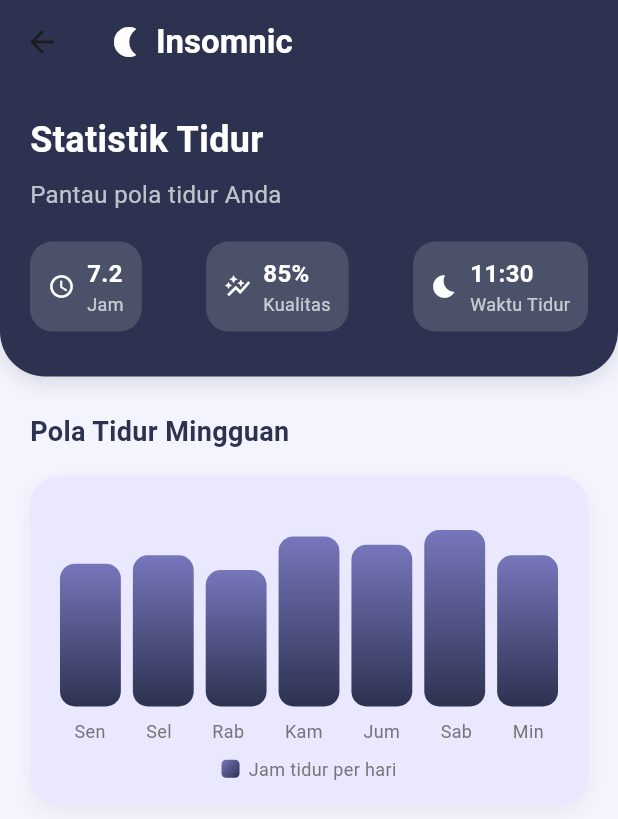
After one commit to riziqhilmi/Insomnia-Mobile, a Flutter app: the HomePage screen opened directly, after a tap on "Statistik", on a phone screen of 412 x 824 dp. The commit adds this screen. Shown: the top 819 px of the screen. Run offline on Flutter 3.47's test engine with Material 3 defaults, Android fonts, the phone set to English and light mode, and no system bars; our stand-ins replace animated_background, get, google_fonts; Roboto replaces fonts that are missing (Montserrat).

Commit message:
add statistik

```diff
--- a/lib/page/home_page.dart
+++ b/lib/page/home_page.dart
@@ -3,6 +3,7 @@ import '../page/profile_page.dart';
 import 'education_page.dart';
 import 'prediski_page.dart';
 import 'package:get/get.dart';
+import '../page/statistik_page.dart';
 
 class HomePage extends StatelessWidget {
   const HomePage({super.key});
@@ -102,8 +103,19 @@ class HomePage extends StatelessWidget {
                 children: [
                   Row(
                     mainAxisAlignment: MainAxisAlignment.spaceAround,
-                    children:[
-                      FeatureButton(icon: Icons.bar_chart, label: 'Statistik'),
+                    children: [
+                      FeatureButton(
+                        icon: Icons.bar_chart,
+                        label: 'Statistik',
+                        onTap: () {
+                          Navigator.push(
+                            context,
+                            MaterialPageRoute(
+                              builder: (context) => StatistikPage(),
+                            ),
+                          );
+                        },
+                      ),
                       FeatureButton(
                         icon: Icons.menu_book,
                         label: 'Edukasi',
@@ -143,13 +155,15 @@ class HomePage extends StatelessWidget {
             // Navigasi ke halaman prediksi
             Navigator.push(
               context,
-              MaterialPageRoute(builder: (context) => const SleepClassificationPage()),
+              MaterialPageRoute(
+                  builder: (context) => const SleepClassificationPage()),
             );
           }
         },
         items: const [
           BottomNavigationBarItem(icon: Icon(Icons.home), label: 'Beranda'),
-          BottomNavigationBarItem(icon: Icon(Icons.analytics), label: 'Prediksi'),
+          BottomNavigationBarItem(
+              icon: Icon(Icons.analytics), label: 'Prediksi'),
           BottomNavigationBarItem(icon: Icon(Icons.person), label: 'Saya'),
         ],
       ),
@@ -160,19 +174,19 @@ class HomePage extends StatelessWidget {
 class FeatureButton extends StatelessWidget {
   final IconData icon;
   final String label;
-  final VoidCallback? onTap;  // Menambahkan onTap sebagai parameter opsional
+  final VoidCallback? onTap; // Menambahkan onTap sebagai parameter opsional
 
   const FeatureButton({
     super.key,
     required this.icon,
     required this.label,
-    this.onTap,  // Inisialisasi parameter onTap
+    this.onTap, // Inisialisasi parameter onTap
   });
 
   @override
   Widget build(BuildContext context) {
     return GestureDetector(
-      onTap: onTap,  // Menggunakan onTap saat widget diklik
+      onTap: onTap, // Menggunakan onTap saat widget diklik
       child: Column(
         children: [
           CircleAvatar(
@@ -193,7 +207,6 @@ class FeatureButton extends StatelessWidget {
     );
   }
 }
-
 
 class SleepButton extends StatelessWidget {
   final String text;
--- /dev/null
+++ b/lib/page/statistik_page.dart
@@ -0,0 +1,256 @@
+import 'package:flutter/material.dart';
+
+class StatistikPage extends StatelessWidget {
+  const StatistikPage({Key? key}) : super(key: key);
+
+  @override
+  Widget build(BuildContext context) {
+    const Color primaryColor = Color(0xFF2D3250);
+    const Color accentColor = Color(0xFF7776BC);
+    const Color backgroundColor = Color(0xFFF4F4FF);
+    const Color cardColor = Color(0xFFE9E8FF);
+
+    return Scaffold(
+      backgroundColor: backgroundColor,
+      appBar: AppBar(
+        backgroundColor: primaryColor,
+        elevation: 0,
+        title: const Row(
+          children: [
+            Icon(Icons.nightlight_rounded, color: Colors.white),
+            SizedBox(width: 8),
+            Text(
+              'Insomnic',
+              style: TextStyle(
+                color: Colors.white,
+                fontWeight: FontWeight.bold,
+                fontFamily: 'Montserrat',
+              ),
+            ),
+          ],
+        ),
+      ),
+      body: SingleChildScrollView(
+        child: Column(
+          crossAxisAlignment: CrossAxisAlignment.start,
+          children: [
+            // Header section
+            Container(
+              width: double.infinity,
+              padding: const EdgeInsets.only(
+                  top: 20, bottom: 30, left: 20, right: 20),
+              decoration: BoxDecoration(
+                color: primaryColor,
+                borderRadius: const BorderRadius.only(
+                  bottomLeft: Radius.circular(30),
+                  bottomRight: Radius.circular(30),
+                ),
+                boxShadow: [
+                  BoxShadow(
+                    color: Colors.black.withOpacity(0.1),
+                    blurRadius: 10,
+                    offset: const Offset(0, 5),
+                  ),
+                ],
+              ),
+              child: Column(
+                crossAxisAlignment: CrossAxisAlignment.start,
+                children: [
+                  const Text(
+                    'Statistik Tidur',
+                    style: TextStyle(
+                      color: Colors.white,
+                      fontSize: 24,
+                      fontWeight: FontWeight.bold,
+                      fontFamily: 'Montserrat',
+                    ),
+                  ),
+                  const SizedBox(height: 8),
+                  const Text(
+                    'Pantau pola tidur Anda',
+                    style: TextStyle(
+                      color: Colors.white70,
+                      fontSize: 16,
+                      fontFamily: 'Montserrat',
+                    ),
+                  ),
+                  const SizedBox(height: 20),
+                  Row(
+                    mainAxisAlignment: MainAxisAlignment.spaceBetween,
+                    children: [
+                      _buildQuickStat('7.2', 'Jam', Icons.access_time),
+                      _buildQuickStat('85%', 'Kualitas', Icons.auto_graph),
+                      _buildQuickStat('11:30', 'Waktu Tidur', Icons.bedtime),
+                    ],
+                  ),
+                ],
+              ),
+            ),
+
+            const SizedBox(height: 24),
+
+            // Sleep pattern chart section
+            Padding(
+              padding: const EdgeInsets.symmetric(horizontal: 20),
+              child: Column(
+                crossAxisAlignment: CrossAxisAlignment.start,
+                children: [
+                  const Text(
+                    'Pola Tidur Mingguan',
+                    style: TextStyle(
+                      color: primaryColor,
+                      fontSize: 18,
+                      fontWeight: FontWeight.bold,
+                      fontFamily: 'Montserrat',
+                    ),
+                  ),
+                  const SizedBox(height: 16),
+                  Container(
+                    height: 220,
+                    padding: const EdgeInsets.all(16),
+                    decoration: BoxDecoration(
+                      color: cardColor,
+                      borderRadius: BorderRadius.circular(20),
+                      boxShadow: [
+                        BoxShadow(
+                          color: Colors.black.withOpacity(0.05),
+                          blurRadius: 10,
+                          offset: const Offset(0, 5),
+                        ),
+                      ],
+                    ),
+                    child: _buildSimpleSleepChart(accentColor, primaryColor),
+                  ),
+                ],
+              ),
+            ),
+
+            const SizedBox(height: 24),
+          ],
+        ),
+      ),
+    );
+  }
+
+  Widget _buildQuickStat(String value, String label, IconData icon) {
+    return Container(
+      padding: const EdgeInsets.symmetric(horizontal: 12, vertical: 10),
+      decoration: BoxDecoration(
+        color: Colors.white.withOpacity(0.15),
+        borderRadius: BorderRadius.circular(15),
+      ),
+      child: Row(
+        children: [
+          Icon(icon, color: Colors.white, size: 18),
+          const SizedBox(width: 8),
+          Column(
+            crossAxisAlignment: CrossAxisAlignment.start,
+            children: [
+              Text(
+                value,
+                style: const TextStyle(
+                  color: Colors.white,
+                  fontSize: 16,
+                  fontWeight: FontWeight.bold,
+                ),
+              ),
+              Text(
+                label,
+                style: TextStyle(
+                  color: Colors.white.withOpacity(0.7),
+                  fontSize: 12,
+                ),
+              ),
+            ],
+          ),
+        ],
+      ),
+    );
+  }
+
+  Widget _buildSimpleSleepChart(Color accentColor, Color primaryColor) {
+    final sleepData = [6.8, 7.2, 6.5, 8.1, 7.7, 8.4, 7.2];
+    final days = ['Sen', 'Sel', 'Rab', 'Kam', 'Jum', 'Sab', 'Min'];
+    final maxHours = 10.0;
+
+    return Column(
+      children: [
+        Expanded(
+          child: Row(
+            crossAxisAlignment: CrossAxisAlignment.end,
+            children: List.generate(
+              sleepData.length,
+              (index) {
+                final barHeight = (sleepData[index] / maxHours) * 140;
+                return Expanded(
+                  child: Padding(
+                    padding: const EdgeInsets.symmetric(horizontal: 4),
+                    child: Column(
+                      mainAxisAlignment: MainAxisAlignment.end,
+                      children: [
+                        Container(
+                          height: barHeight,
+                          decoration: BoxDecoration(
+                            gradient: LinearGradient(
+                              begin: Alignment.topCenter,
+                              end: Alignment.bottomCenter,
+                              colors: [
+                                accentColor,
+                                primaryColor,
+                              ],
+                            ),
+                            borderRadius: BorderRadius.circular(10),
+                          ),
+                        ),
+                      ],
+                    ),
+                  ),
+                );
+              },
+            ),
+          ),
+        ),
+        const SizedBox(height: 8),
+        Row(
+          mainAxisAlignment: MainAxisAlignment.spaceAround,
+          children: List.generate(
+            days.length,
+            (index) => Text(
+              days[index],
+              style: TextStyle(
+                color: Colors.grey[600],
+                fontSize: 12,
+              ),
+            ),
+          ),
+        ),
+        const SizedBox(height: 8),
+        Row(
+          mainAxisAlignment: MainAxisAlignment.center,
+          children: [
+            Container(
+              width: 12,
+              height: 12,
+              decoration: BoxDecoration(
+                gradient: LinearGradient(
+                  colors: [accentColor, primaryColor],
+                  begin: Alignment.topLeft,
+                  end: Alignment.bottomRight,
+                ),
+                borderRadius: BorderRadius.circular(3),
+              ),
+            ),
+            const SizedBox(width: 6),
+            Text(
+              'Jam tidur per hari',
+              style: TextStyle(
+                color: Colors.grey[600],
+                fontSize: 12,
+              ),
+            ),
+          ],
+        ),
+      ],
+    );
+  }
+}
```
